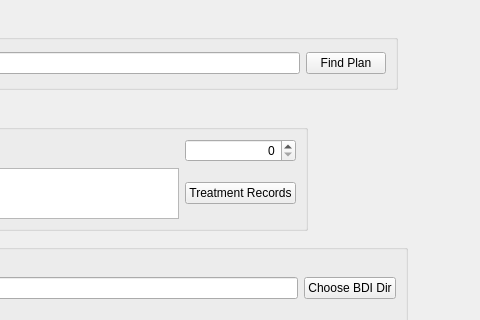
Qt form tdwii_plus_examples/rtbdi_creator/form.ui (sjswerdloff/tdwii_plus_examples) before a commit; both pictures show x 223 to 703 and y 0 to 320 of the 800 by 600 pixel window.
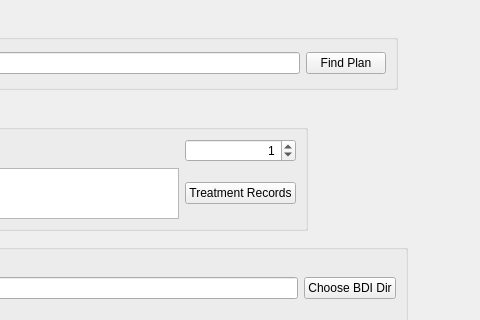
The same form after that commit.

What changed in the file:
```diff
--- a/tdwii_plus_examples/rtbdi_creator/form.ui
+++ b/tdwii_plus_examples/rtbdi_creator/form.ui
@@ -10,6 +10,11 @@
     <height>600</height>
    </rect>
   </property>
+  <property name="font">
+   <font>
+    <family>.AppleSystemUIFont</family>
+   </font>
+  </property>
   <property name="windowTitle">
    <string>RT Beams Delivery Instruction and UPS Creator</string>
   </property>
@@ -37,6 +42,9 @@
       <property name="decimals">
        <number>0</number>
       </property>
+      <property name="value">
+       <double>1.000000000000000</double>
+      </property>
      </widget>
     </item>
     <item row="0" column="0">
```
